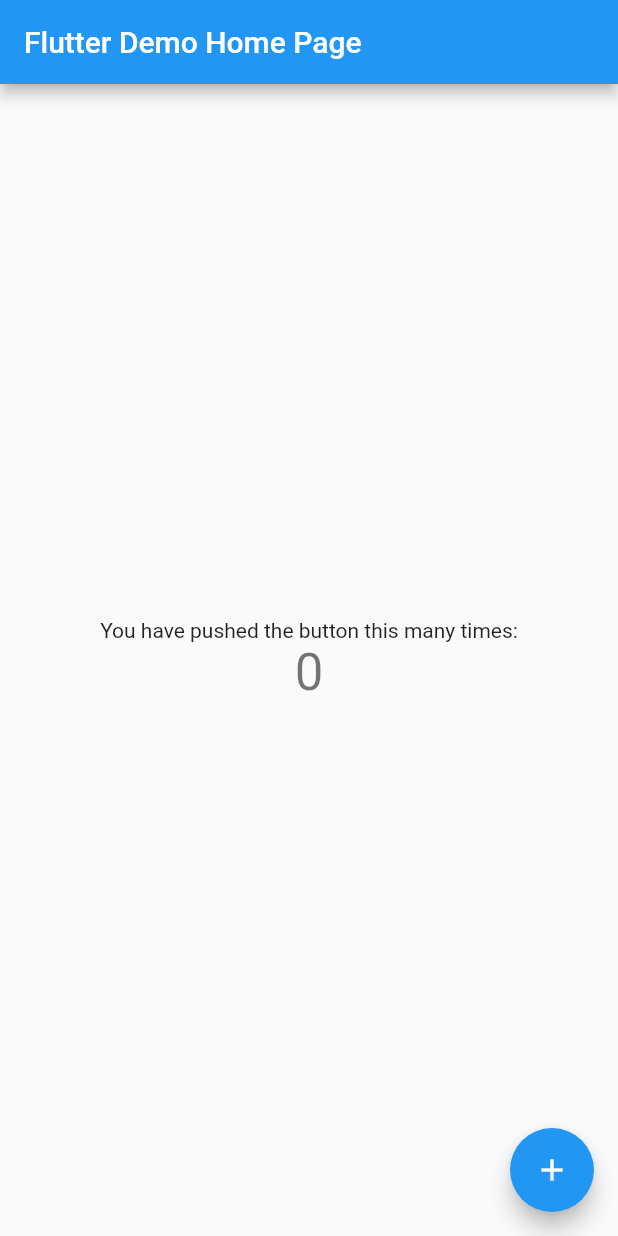
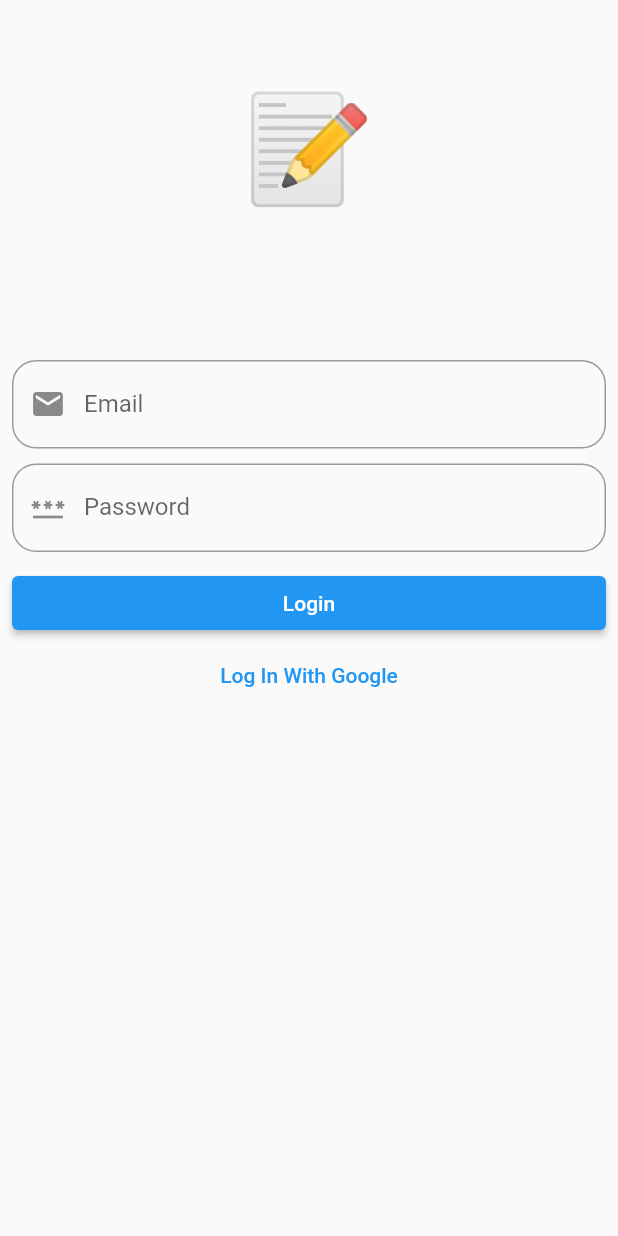
Before and after one commit to hadiuzzaman524/Domain-Driven-Design-Flutter, a Flutter app: the screen it shows after launch, on a phone screen of 412 x 824 dp. Run offline on Flutter 3.47's test engine with Material 2 defaults, Android fonts, the phone set to English and light mode, and no system bars; our stand-ins replace bloc, dartz, firebase_auth, firebase_core, flutter_bloc, freezed_annotation and 2 more; accounts and stored records are empty.

Commit message:
feat: design presentation layer

```diff
--- a/lib/main.dart
+++ b/lib/main.dart
@@ -1,6 +1,14 @@
+import 'package:domain_driven_design/application/auth/sign_in/cubit.dart';
+import 'package:domain_driven_design/injection_configuration.dart';
+import 'package:domain_driven_design/presentation/auth/sign_in.dart';
+import 'package:firebase_core/firebase_core.dart';
 import 'package:flutter/material.dart';
+import 'package:flutter_bloc/flutter_bloc.dart';
 
-void main() {
+void main() async {
+  WidgetsFlutterBinding.ensureInitialized();
+  await Firebase.initializeApp();
+  configureDependencies();
   runApp(const MyApp());
 }
 
@@ -10,106 +18,16 @@ class MyApp extends StatelessWidget {
   // This widget is the root of your application.
   @override
   Widget build(BuildContext context) {
-    return MaterialApp(
-      title: 'Flutter Demo',
-      theme: ThemeData(
-        // This is the theme of your application.
-        //
-        // Try running your application with "flutter run". You'll see the
-        // application has a blue toolbar. Then, without quitting the app, try
-        // changing the primarySwatch below to Colors.green and then invoke
-        // "hot reload" (press "r" in the console where you ran "flutter run",
-        // or simply save your changes to "hot reload" in a Flutter IDE).
-        // Notice that the counter didn't reset back to zero; the application
-        // is not restarted.
-        primarySwatch: Colors.blue,
-      ),
-      home: const MyHomePage(title: 'Flutter Demo Home Page'),
+    return MultiBlocProvider(
+      providers: [
+        BlocProvider<SignInCubit>(create: (ctx) => injectable()),
+      ],
+      child: MaterialApp(
+          title: 'Flutter Demo',
+          theme: ThemeData(
+            primarySwatch: Colors.blue,
+          ),
+          home: const SignInScreen()),
     );
   }
 }
-
-class MyHomePage extends StatefulWidget {
-  const MyHomePage({super.key, required this.title});
-
-  // This widget is the home page of your application. It is stateful, meaning
-  // that it has a State object (defined below) that contains fields that affect
-  // how it looks.
-
-  // This class is the configuration for the state. It holds the values (in this
-  // case the title) provided by the parent (in this case the App widget) and
-  // used by the build method of the State. Fields in a Widget subclass are
-  // always marked "final".
-
-  final String title;
-
-  @override
-  State<MyHomePage> createState() => _MyHomePageState();
-}
-
-class _MyHomePageState extends State<MyHomePage> {
-  int _counter = 0;
-
-  void _incrementCounter() {
-    setState(() {
-      // This call to setState tells the Flutter framework that something has
-      // changed in this State, which causes it to rerun the build method below
-      // so that the display can reflect the updated values. If we changed
-      // _counter without calling setState(), then the build method would not be
-      // called again, and so nothing would appear to happen.
-      _counter++;
-    });
-  }
-
-  @override
-  Widget build(BuildContext context) {
-    // This method is rerun every time setState is called, for instance as done
-    // by the _incrementCounter method above.
-    //
-    // The Flutter framework has been optimized to make rerunning build methods
-    // fast, so that you can just rebuild anything that needs updating rather
-    // than having to individually change instances of widgets.
-    return Scaffold(
-      appBar: AppBar(
-        // Here we take the value from the MyHomePage object that was created by
-        // the App.build method, and use it to set our appbar title.
-        title: Text(widget.title),
-      ),
-      body: Center(
-        // Center is a layout widget. It takes a single child and positions it
-        // in the middle of the parent.
-        child: Column(
-          // Column is also a layout widget. It takes a list of children and
-          // arranges them vertically. By default, it sizes itself to fit its
-          // children horizontally, and tries to be as tall as its parent.
-          //
-          // Invoke "debug painting" (press "p" in the console, choose the
-          // "Toggle Debug Paint" action from the Flutter Inspector in Android
-          // Studio, or the "Toggle Debug Paint" command in Visual Studio Code)
-          // to see the wireframe for each widget.
-          //
-          // Column has various properties to control how it sizes itself and
-          // how it positions its children. Here we use mainAxisAlignment to
-          // center the children vertically; the main axis here is the vertical
-          // axis because Columns are vertical (the cross axis would be
-          // horizontal).
-          mainAxisAlignment: MainAxisAlignment.center,
-          children: <Widget>[
-            const Text(
-              'You have pushed the button this many times:',
-            ),
-            Text(
-              '$_counter',
-              style: Theme.of(context).textTheme.headline4,
-            ),
-          ],
-        ),
-      ),
-      floatingActionButton: FloatingActionButton(
-        onPressed: _incrementCounter,
-        tooltip: 'Increment',
-        child: const Icon(Icons.add),
-      ), // This trailing comma makes auto-formatting nicer for build methods.
-    );
-  }
-}
--- /dev/null
+++ b/lib/presentation/auth/sign_in.dart
@@ -0,0 +1,80 @@
+import 'package:domain_driven_design/application/auth/sign_in/cubit.dart';
+import 'package:domain_driven_design/application/auth/sign_in/state.dart';
+import 'package:flutter/material.dart';
+import 'package:flutter_bloc/flutter_bloc.dart';
+
+
+class SignInScreen extends StatelessWidget {
+  const SignInScreen({Key? key}) : super(key: key);
+
+  @override
+  Widget build(BuildContext context) {
+    return Scaffold(
+      body: Padding(
+        padding: const EdgeInsets.all(8.0),
+        child: BlocConsumer<SignInCubit, SignInState>(
+          listener: (context, state) {
+            // TODO: implement listener
+          },
+          builder: (context, state) {
+            return Form(
+           /*   autovalidateMode: state.showErrorMessage
+                  ? AutovalidateMode.always
+                  : AutovalidateMode.disabled,*/
+              child: ListView(
+                children: [
+                  const SizedBox(
+                    height: 50,
+                  ),
+                  const Text(
+                    "📝",
+                    style: TextStyle(fontSize: 70),
+                    textAlign: TextAlign.center,
+                  ),
+                  const SizedBox(
+                    height: 100,
+                  ),
+                  TextFormField(
+                    decoration: const InputDecoration(
+                      prefixIcon: Icon(Icons.email),
+                      label: Text("Email"),
+                      border: OutlineInputBorder(
+                        borderRadius: BorderRadius.all(Radius.circular(16)),
+                      ),
+                    ),
+                    autocorrect: false,
+                  ),
+                  const SizedBox(
+                    height: 10,
+                  ),
+                  TextFormField(
+                    decoration: const InputDecoration(
+                        prefixIcon: Icon(Icons.password),
+                        label: Text("Password"),
+                        border: OutlineInputBorder(
+                          borderRadius: BorderRadius.all(Radius.circular(16)),
+                        )),
+                    obscureText: true,
+                    autocorrect: false,
+                  ),
+                  const SizedBox(
+                    height: 10,
+                  ),
+                  ElevatedButton(
+                    onPressed: () {},
+                    child: const Text("Login"),
+                  ),
+
+                  TextButton(
+                    onPressed: () {},
+                    child: const Text("Log In With Google"),
+                  ),
+                ],
+              ),
+            );
+          },
+        ),
+      ),
+    );
+  }
+}
```
Also changed, not shown: lib/presentation/home/home_screen.dart (added, +20 -0 lines), lib/presentation/splash/splash_screen.dart (added, +42 -0 lines), 1 other file.
